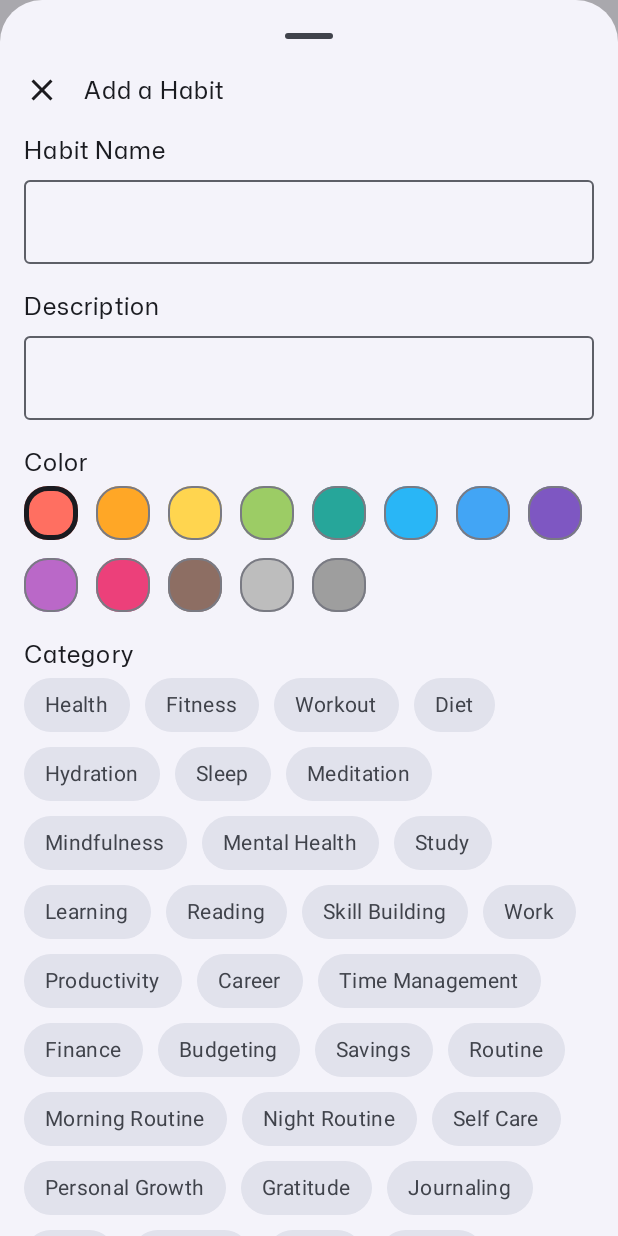
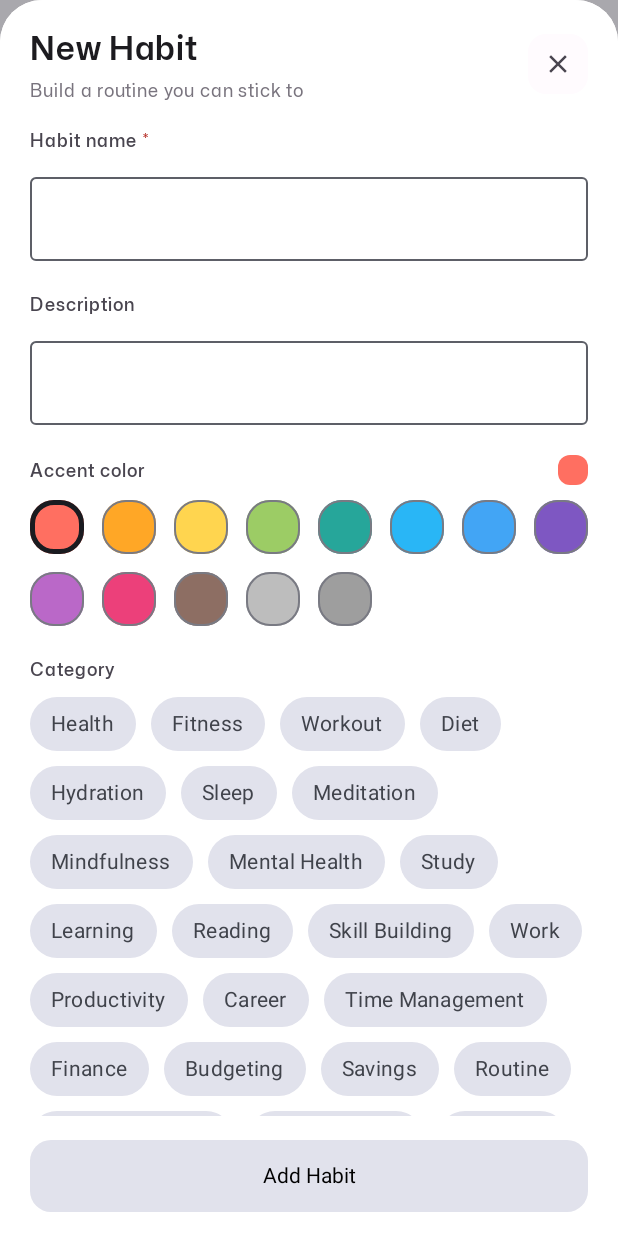
Before and after one commit to gaurav95998030/habit_tracker, an Android app built with Jetpack Compose: the screen it shows after launch (MainActivity), after a tap on "Add", on a phone screen of 412 x 824 dp. Run offline under Robolectric (Android 15) with nearby library versions, the phone set to English and light mode, and no system bars; our stand-ins replace Dagger/Hilt's generated code, Room's generated code.

Commit message:
Edit habit (name, description, color, category) + add habit sheet ux

```diff
--- a/app/src/main/java/io/github/gaurav95998030/habittracker/di/UseCaseModule.kt
+++ b/app/src/main/java/io/github/gaurav95998030/habittracker/di/UseCaseModule.kt
@@ -4,6 +4,7 @@ import io.github.gaurav95998030.habittracker.features.habits.domain.repository.H
 import io.github.gaurav95998030.habittracker.features.habits.domain.usecases.AddHabitUseCase
 import io.github.gaurav95998030.habittracker.features.habits.domain.usecases.GetHabitsUseCase
 import io.github.gaurav95998030.habittracker.features.habits.domain.usecases.ToggleHabitCompletionUseCase
+import io.github.gaurav95998030.habittracker.features.habits.domain.usecases.UpdateHabitUseCase
 import dagger.Module
 import dagger.Provides
 import dagger.hilt.InstallIn
@@ -37,4 +38,12 @@ object UseCaseModule {
     ): ToggleHabitCompletionUseCase {
         return ToggleHabitCompletionUseCase(habitRepository)
     }
+
+    @Provides
+    @ViewModelScoped
+    fun provideUpdateHabitUseCase(
+        habitRepository: HabitRepository
+    ): UpdateHabitUseCase {
+        return UpdateHabitUseCase(habitRepository)
+    }
 }
--- a/app/src/main/java/io/github/gaurav95998030/habittracker/features/habits/data/local/HabitDao.kt
+++ b/app/src/main/java/io/github/gaurav95998030/habittracker/features/habits/data/local/HabitDao.kt
@@ -16,6 +16,24 @@ interface HabitDao {
 
     @Query("""
     UPDATE habits
+    SET name = :name,
+        description = :description,
+        color = :color,
+        category = :category,
+        updatedDate = :updatedDate
+    WHERE id = :id
+""")
+    suspend fun updateHabitFields(
+        id: String,
+        name: String,
+        description: String,
+        color: String,
+        category: String,
+        updatedDate: String
+    )
+
+    @Query("""
+    UPDATE habits
     SET completedDates = :completed
     WHERE id = :id
 """)
--- /dev/null
+++ b/app/src/main/java/io/github/gaurav95998030/habittracker/features/habits/domain/usecases/UpdateHabitUseCase.kt
@@ -0,0 +1,13 @@
+package io.github.gaurav95998030.habittracker.features.habits.domain.usecases
+
+import io.github.gaurav95998030.habittracker.features.habits.domain.model.Habit
+import io.github.gaurav95998030.habittracker.features.habits.domain.repository.HabitRepository
+import jakarta.inject.Inject
+
+class UpdateHabitUseCase @Inject constructor(
+    private val habitRepository: HabitRepository
+) {
+    suspend operator fun invoke(habit: Habit) {
+        habitRepository.updateHabit(habit)
+    }
+}
--- a/app/src/main/java/io/github/gaurav95998030/habittracker/features/habits/presentation/habit_list/HabitListScreen.kt
+++ b/app/src/main/java/io/github/gaurav95998030/habittracker/features/habits/presentation/habit_list/HabitListScreen.kt
@@ -33,6 +33,9 @@ import androidx.compose.ui.unit.dp
 import io.github.gaurav95998030.habittracker.features.habits.presentation.habit_list.organisms.AddHabitSheet
 import io.github.gaurav95998030.habittracker.features.habits.presentation.habit_list.organisms.HabitYearlyLists
 import io.github.gaurav95998030.habittracker.features.habits.presentation.viewmodel.HabitViewModel
+import io.github.gaurav95998030.habittracker.ui.theme.AppColors
+import io.github.gaurav95998030.habittracker.ui.theme.AppTheme
+import androidx.compose.foundation.isSystemInDarkTheme
 
 @OptIn(ExperimentalMaterial3Api::class)
 @RequiresApi(Build.VERSION_CODES.O)
@@ -56,7 +59,8 @@ fun HabitListScreen(
         floatingActionButton = {
             FloatingActionButton(
                 onClick = {
-                 showSheet = true;
+                    viewModel.resetForm()
+                    showSheet = true
                 }
 
             ) {
@@ -64,29 +68,42 @@ fun HabitListScreen(
             }
         },
         modifier = Modifier.fillMaxSize()
-    ) { _ ->
+    ) { paddingValues ->
         if(uiState.value.isLoading){
             Text("Habits loading")
         }else{
             HabitYearlyLists(
-                viewModel,
-                uiState.value.habits?:emptyList()
+                viewModel = viewModel,
+                habits = uiState.value.habits ?: emptyList(),
+                onEditHabit = { habit ->
+                    viewModel.startEditingHabit(habit)
+                    showSheet = true
+                }
             )
         }
 
     }
 
     if (showSheet) {
+        val sheetContainerColor = if (isSystemInDarkTheme()) AppTheme.colors.background else Color.White
         ModalBottomSheet(
-            onDismissRequest = { showSheet = false },
+            onDismissRequest = {
+                showSheet = false
+                viewModel.resetForm()
+            },
+            dragHandle = null,
             sheetState = sheetState,
+            containerColor = sheetContainerColor,
             modifier = Modifier.padding(0.dp),
             properties = ModalBottomSheetProperties(shouldDismissOnBackPress = false)
         ) {
             AddHabitSheet(
                 sheetState = sheetState,
                 viewModel = viewModel,
-                onDismiss = { showSheet = false }
+                onDismiss = {
+                    showSheet = false
+                    viewModel.resetForm()
+                }
             )
         }
     }
--- a/app/src/main/java/io/github/gaurav95998030/habittracker/features/habits/presentation/habit_list/organisms/AddHabitSheet.kt
+++ b/app/src/main/java/io/github/gaurav95998030/habittracker/features/habits/presentation/habit_list/organisms/AddHabitSheet.kt
@@ -1,62 +1,90 @@
 package io.github.gaurav95998030.habittracker.features.habits.presentation.habit_list.organisms
 
 import AppTextFied
-import android.widget.Space
 import androidx.activity.compose.BackHandler
 import androidx.compose.foundation.background
+import androidx.compose.foundation.isSystemInDarkTheme
 import androidx.compose.foundation.clickable
+import androidx.compose.foundation.layout.Arrangement
 import androidx.compose.foundation.layout.Box
 import androidx.compose.foundation.layout.Column
 import androidx.compose.foundation.layout.Row
 import androidx.compose.foundation.layout.Spacer
 import androidx.compose.foundation.layout.WindowInsets
+import androidx.compose.foundation.layout.fillMaxSize
 import androidx.compose.foundation.layout.fillMaxWidth
 import androidx.compose.foundation.layout.height
 import androidx.compose.foundation.layout.ime
 import androidx.compose.foundation.layout.imePadding
 import androidx.compose.foundation.layout.padding
-import androidx.compose.foundation.layout.width
+import androidx.compose.foundation.layout.size
+import androidx.compose.foundation.layout.statusBarsPadding
 import androidx.compose.foundation.rememberScrollState
 import androidx.compose.foundation.shape.RoundedCornerShape
 import androidx.compose.foundation.verticalScroll
 import androidx.compose.material.icons.Icons
 import androidx.compose.material.icons.filled.Close
-import androidx.compose.material3.Button
 import androidx.compose.material3.ExperimentalMaterial3Api
 import androidx.compose.material3.Icon
 import androidx.compose.material3.SheetState
 import androidx.compose.material3.Text
 import androidx.compose.runtime.Composable
+import androidx.compose.runtime.LaunchedEffect
 import androidx.compose.runtime.getValue
-import androidx.compose.runtime.mutableStateOf
-import androidx.compose.runtime.saveable.rememberSaveable
-import androidx.compose.runtime.setValue
+import androidx.compose.runtime.remember
+import androidx.compose.ui.Alignment
 import androidx.compose.ui.Modifier
+import androidx.compose.ui.draw.clip
 import androidx.compose.ui.graphics.Color
+import androidx.compose.ui.text.font.FontWeight
 import androidx.compose.ui.unit.dp
-import androidx.lifecycle.ViewModel
 import io.github.gaurav95998030.habittracker.commons.ui.AppButton
 import io.github.gaurav95998030.habittracker.commons.ui.VerticalSpace
 import io.github.gaurav95998030.habittracker.features.habits.presentation.habit_list.molecules.CategorySelector
 import io.github.gaurav95998030.habittracker.features.habits.presentation.habit_list.molecules.HabitColorPicker
 import io.github.gaurav95998030.habittracker.features.habits.presentation.viewmodel.HabitViewModel
 import io.github.gaurav95998030.habittracker.ui.theme.AppTheme
-import androidx.compose.runtime.collectAsState
 import androidx.compose.ui.platform.LocalDensity
 import androidx.compose.ui.platform.LocalFocusManager
 import androidx.compose.ui.platform.LocalSoftwareKeyboardController
 import androidx.lifecycle.compose.collectAsStateWithLifecycle
 import io.github.gaurav95998030.habittracker.features.habits.HabitUtil
 
+private val habitColors = listOf(
+    Color(0xFFFF6F61),
+    Color(0xFFFFA726),
+    Color(0xFFFFD54F),
+    Color(0xFF9CCC65),
+    Color(0xFF26A69A),
+    Color(0xFF29B6F6),
+    Color(0xFF42A5F5),
+    Color(0xFF7E57C2),
+    Color(0xFFBA68C8),
+    Color(0xFFEC407A),
+    Color(0xFF8D6E63),
+    Color(0xFFBDBDBD),
+    Color(0xFF9E9E9E)
+)
+
+private val categories = listOf(
+    "Health", "Fitness", "Workout", "Diet", "Hydration",
+    "Sleep", "Meditation", "Mindfulness", "Mental Health",
+    "Study", "Learning", "Reading", "Skill Building",
+    "Work", "Productivity", "Career", "Time Management",
+    "Finance", "Budgeting", "Savings",
+    "Routine", "Morning Routine", "Night Routine",
+    "Self Care", "Personal Growth", "Gratitude", "Journaling",
+    "Yoga", "Walking", "Steps",
+    "Habits", "Lifestyle", "Other"
+)
+
 @OptIn(ExperimentalMaterial3Api::class)
 @Composable
-
 fun AddHabitSheet(
-    sheetState : SheetState,
+    sheetState: SheetState,
     viewModel: HabitViewModel,
     onDismiss: () -> Unit,
-
-){
+) {
     val keyboardOpen = isKeyboardOpen()
     val focusManager = LocalFocusManager.current
     val keyboardController = LocalSoftwareKeyboardController.current
@@ -69,160 +97,194 @@ fun AddHabitSheet(
             onDismiss()
         }
     }
-    val habitColors = listOf(
-        Color(0xFFFF6F61),
-        Color(0xFFFFA726),
-        Color(0xFFFFD54F),
-        Color(0xFF9CCC65),
-        Color(0xFF26A69A),
 
-        Color(0xFF29B6F6),
-        Color(0xFF42A5F5),
-        Color(0xFF7E57C2),
-        Color(0xFFBA68C8),
-        Color(0xFFEC407A),
+    val formState = viewModel.formState
+    val uiState by viewModel.uiState.collectAsStateWithLifecycle()
+    val isEditing = formState.editingHabitId != null
+    val colors = AppTheme.colors
+    val textStyles = AppTheme.textStyles
+    val sheetBackground = if (isSystemInDarkTheme()) colors.background else Color.White
 
-        Color(0xFF8D6E63),
-        Color(0xFFBDBDBD),
-        Color(0xFF9E9E9E)
-    )
-    val categories = listOf(
-        "Health",
-        "Fitness",
-        "Workout",
-        "Diet",
-        "Hydration",
-        "Sleep",
-        "Meditation",
-        "Mindfulness",
-        "Mental Health",
+    LaunchedEffect(Unit) {
+        if (formState.color.isEmpty()) {
+            viewModel.onColorSelected(HabitUtil.colorToHex(habitColors[0]))
+        }
+    }
 
-        "Study",
-        "Learning",
-        "Reading",
-        "Skill Building",
+    val selectedColor = remember(formState.color) {
+        if (formState.color.isNotEmpty()) {
+            runCatching { HabitUtil.hexToColor(formState.color) }.getOrNull() ?: habitColors[0]
+        } else habitColors[0]
+    }
+    val categorySelected = formState.category.takeIf { it.isNotEmpty() }
+    val isSaving = uiState.isAddingHabit == true
+    val canSave = formState.name.isNotBlank() && !isSaving
 
-        "Work",
-        "Productivity",
-        "Career",
-        "Time Management",
-
-        "Finance",
-        "Budgeting",
-        "Savings",
-
-        "Routine",
-        "Morning Routine",
-        "Night Routine",
-
-        "Self Care",
-        "Personal Growth",
-        "Gratitude",
-        "Journaling",
-
-        "Yoga",
-        "Walking",
-        "Steps",
-
-        "Habits",      // 👈 added as requested
-        "Lifestyle",
-        "Other"
-    )
-    var selectedIndex by rememberSaveable { mutableStateOf(0) }
-    var categorySelected by rememberSaveable { mutableStateOf<String?>(null) }
-
-    val selectedColor = habitColors[selectedIndex]
     val scrollState = rememberScrollState()
-    val formState = viewModel.formState
-    val uiState by viewModel.uiState.collectAsStateWithLifecycle();
     Column(
         Modifier
-            .fillMaxWidth()
-            .verticalScroll(scrollState)   // 👈 enables scrolling when needed
+            .fillMaxSize()
+            .statusBarsPadding()
+            .background(sheetBackground)
             .imePadding()
-            .padding(horizontal = 16.dp)
     ) {
         Row(
-
+            modifier = Modifier
+                .fillMaxWidth()
+                .padding(horizontal = 20.dp, vertical = 16.dp),
+            horizontalArrangement = Arrangement.SpaceBetween,
+            verticalAlignment = Alignment.CenterVertically
+        ) {
+            Column(modifier = Modifier.weight(1f)) {
+                Text(
+                    text = if (isEditing) "Edit Habit" else "New Habit",
+                    style = textStyles.titleMedium.copy(
+                        color = colors.textPrimary,
+                        fontWeight = FontWeight.SemiBold
+                    )
+                )
+                Spacer(modifier = Modifier.height(4.dp))
+                Text(
+                    text = if (isEditing) "Update the details below" else "Build a routine you can stick to",
+                    style = textStyles.bodySmall.copy(color = colors.textTertiary)
+                )
+            }
+            Box(
+                modifier = Modifier
+                    .size(40.dp)
+                    .clip(RoundedCornerShape(12.dp))
+                    .background(colors.surface)
+                    .clickable(onClick = onDismiss),
+                contentAlignment = Alignment.Center
             ) {
                 Icon(
-                Icons.Default.Close,
+                    imageVector = Icons.Default.Close,
                     contentDescription = "close",
-                modifier = Modifier.clickable(
-                    onClick = {
-                        onDismiss()
+                    modifier = Modifier.size(20.dp),
+                    tint = colors.textSecondary
+                )
             }
-                ),
-                tint = AppTheme.colors.textPrimary
-            )
-            Spacer(modifier = Modifier.width(16.dp))
+        }
 
-            Text("Add a Habit")
-        }
-        VerticalSpace(16.dp)
-        Text("Habit Name")
+        Column(
+            modifier = Modifier
+                .weight(1f)
+                .fillMaxWidth()
+                .verticalScroll(scrollState)
+                .padding(horizontal = 20.dp)
+        ) {
+            SectionLabel(text = "Habit name", required = true)
+            VerticalSpace(8.dp)
             AppTextFied(
                 value = formState.name,
-            onValueChange = {
-                viewModel.onNameChanged(it)
-            },
+                onValueChange = viewModel::onNameChanged,
                 label = "",
+                placeholder = "e.g. Drink 2L water",
+                singleLine = true,
+                isError = formState.nameError.isNotEmpty(),
+                errorMessage = formState.nameError.takeIf { it.isNotEmpty() },
                 modifier = Modifier
             )
-        VerticalSpace(16.dp)
-        Text("Description")
+
+            VerticalSpace(20.dp)
+
+            SectionLabel(text = "Description")
+            VerticalSpace(8.dp)
             AppTextFied(
                 value = formState.description,
-            onValueChange = {
-                viewModel.onDescriptionChanged(it)
-            },
+                onValueChange = viewModel::onDescriptionChanged,
                 label = "",
+                placeholder = "Why does this habit matter to you?",
+                singleLine = false,
                 modifier = Modifier
             )
-        VerticalSpace(16.dp)
-        Text("Color")
-        VerticalSpace(4.dp)
+
+            VerticalSpace(20.dp)
+
+            Row(
+                modifier = Modifier.fillMaxWidth(),
+                horizontalArrangement = Arrangement.SpaceBetween,
+                verticalAlignment = Alignment.CenterVertically
+            ) {
+                SectionLabel(text = "Accent color")
+                Box(
+                    modifier = Modifier
+                        .size(20.dp)
+                        .clip(RoundedCornerShape(8.dp))
+                        .background(selectedColor)
+                )
+            }
+            VerticalSpace(10.dp)
             HabitColorPicker(
                 colors = habitColors,
                 selectedColor = selectedColor,
                 onColorSelected = { color ->
-                selectedIndex = habitColors.indexOf(color)
                     viewModel.onColorSelected(HabitUtil.colorToHex(color))
-                // <-- you receive selected color here
                 }
             )
-        VerticalSpace(16.dp)
-        Text("Category")
-        VerticalSpace(4.dp)
+
+            VerticalSpace(20.dp)
+
+            SectionLabel(text = "Category")
+            VerticalSpace(10.dp)
             CategorySelector(
                 categories = categories,
                 selectedCategory = categorySelected,
-            onCategorySelected = {
-                categorySelected = it
-                viewModel.onCategoryChanged(it)
+                onCategorySelected = viewModel::onCategoryChanged
+            )
 
-            } // <-- callback here
-        )
-        VerticalSpace(16.dp)
+            VerticalSpace(24.dp)
+        }
+
+        Box(
+            modifier = Modifier
+                .fillMaxWidth()
+                .background(sheetBackground)
+                .padding(horizontal = 20.dp, vertical = 16.dp)
+        ) {
             AppButton(
-            text =if (uiState.isAddingHabit==true) "Adding" else "Add Habit",
+                text = when {
+                    isSaving && isEditing -> "Saving"
+                    isSaving -> "Adding"
+                    isEditing -> "Save Habit"
+                    else -> "Add Habit"
+                },
                 onClick = {
-                viewModel.addHabit(
-                    onHabitAdded = {
-                        onDismiss()
-                    }
-                )
+                    viewModel.saveHabit(onSaved = { onDismiss() })
                 },
+                enabled = canSave,
+                loading = isSaving,
                 modifier = Modifier.fillMaxWidth()
             )
-
+        }
     }
 }
 
+@Composable
+private fun SectionLabel(
+    text: String,
+    required: Boolean = false
+) {
+    val colors = AppTheme.colors
+    Row(verticalAlignment = Alignment.CenterVertically) {
+        Text(
+            text = text,
+            style = AppTheme.textStyles.labelMedium.copy(
+                color = colors.textSecondary,
+                fontWeight = FontWeight.Medium
+            )
+        )
+        if (required) {
+            Text(
+                text = " *",
+                style = AppTheme.textStyles.labelMedium.copy(color = colors.error)
+            )
+        }
+    }
+}
 
 @Composable
 fun isKeyboardOpen(): Boolean {
     val ime = WindowInsets.ime
     return ime.getBottom(LocalDensity.current) > 0
-
 }
--- a/app/src/main/java/io/github/gaurav95998030/habittracker/features/habits/presentation/states/HabitFormState.kt
+++ b/app/src/main/java/io/github/gaurav95998030/habittracker/features/habits/presentation/states/HabitFormState.kt
@@ -9,5 +9,6 @@ data class HabitFormState(
     val categoryError: String = "",
     val color: String = "", // or Int
     val colorError: String = "", // or Int
-    val isValid: Boolean = false
+    val isValid: Boolean = false,
+    val editingHabitId: String? = null
 )
```
Also changed, not shown: app/src/main/java/io/github/gaurav95998030/habittracker/features/habits/data/repository/HabitRepositoryImpl.kt (+8 -1 lines), app/src/main/java/io/github/gaurav95998030/habittracker/features/habits/presentation/habit_list/organisms/HabitDetailSheet.kt (+26 -5 lines), app/src/main/java/io/github/gaurav95998030/habittracker/features/habits/presentation/habit_list/organisms/HabitsYearyList.kt (+8 -1 lines), app/src/main/java/io/github/gaurav95998030/habittracker/features/habits/presentation/viewmodel/HabitViewModel.kt (+54 -49 lines). Lines whose indentation alone changed are shown as unchanged.
